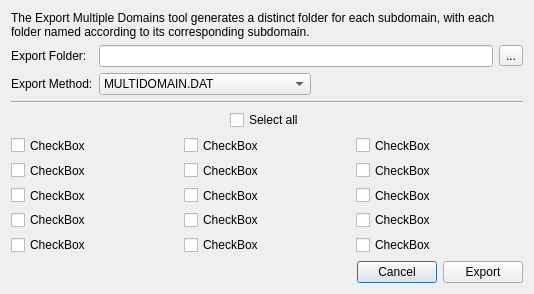
Before: the Qt Designer form flo2d/ui/export_multiple_domains.ui in FLO-2DSoftware/qgis-flo-2d-plugin, drawn with Qt 5.
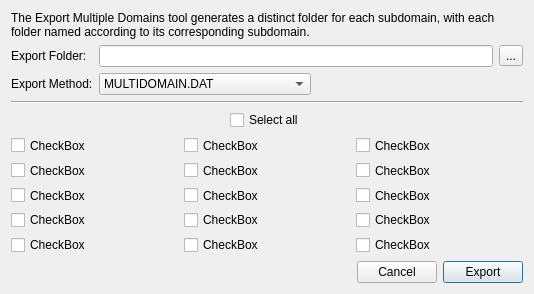
After: the same form once the commit is applied.

Commit message:
Fix HDF5 export logic and improve outflow data handling in multiple d… (#1809)
* Fix HDF5 export logic and improve outflow data handling in multiple domains

* Refactor HDF5 export to correctly handle subdomain outflow data and improve grid element identification

```diff
--- a/flo2d/ui/export_multiple_domains.ui
+++ b/flo2d/ui/export_multiple_domains.ui
@@ -67,6 +67,12 @@
          <property name="text">
           <string>Export</string>
          </property>
+         <property name="autoDefault">
+          <bool>false</bool>
+         </property>
+         <property name="default">
+          <bool>true</bool>
+         </property>
         </widget>
        </item>
       </layout>
```
The commit also changes 2 other files.
